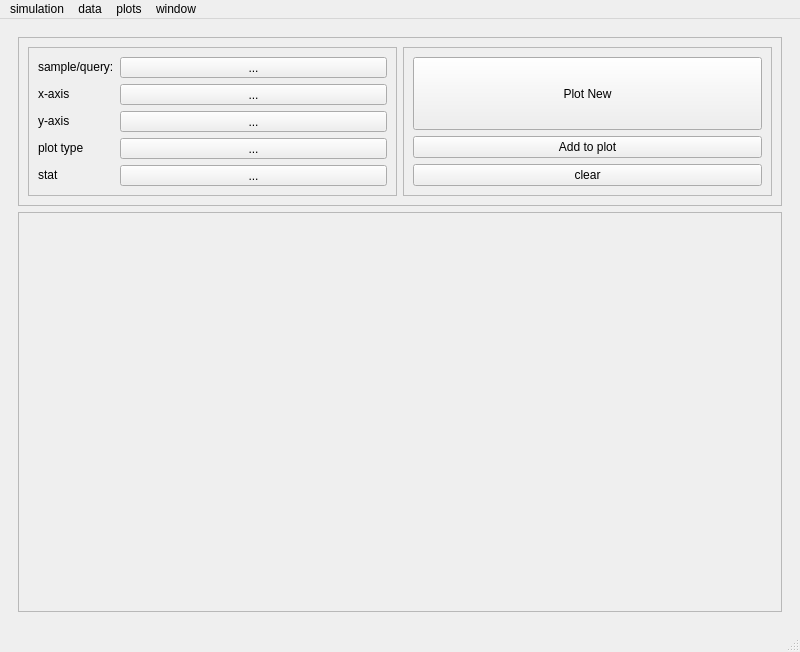
Old version of the form psychsim-gui-main.ui in the repository usc-psychsim/psychsim-eval-gui.
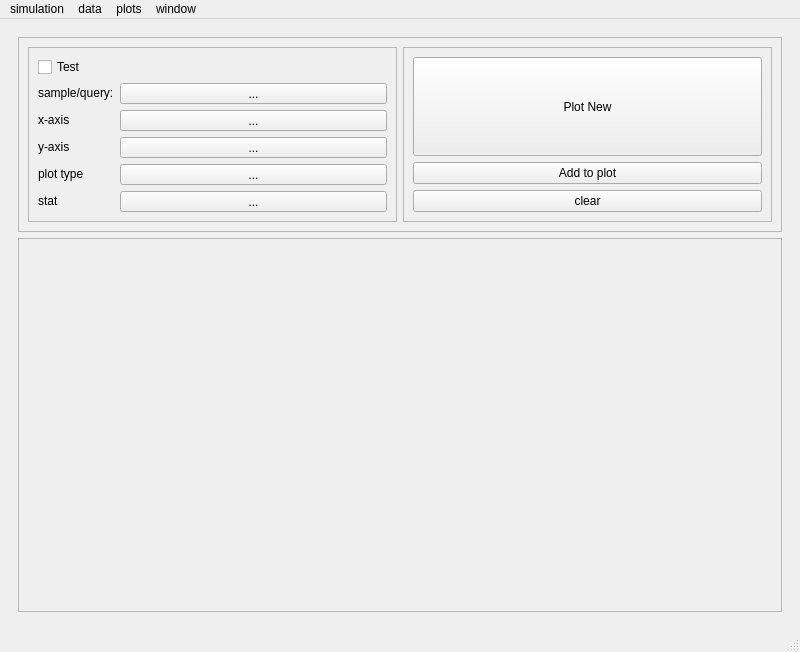
New version of the form. The open tabs and pages were chosen to show the change.

Commit message: Add test data and plot

The edit to the form file:
```diff
--- a/psychsim-gui-main.ui
+++ b/psychsim-gui-main.ui
@@ -676,7 +676,20 @@
               <enum>QFrame::Raised</enum>
              </property>
              <layout class="QGridLayout" name="gridLayout">
-              <item row="3" column="0">
+              <item row="4" column="1">
+               <widget class="QToolButton" name="plot_type">
+                <property name="sizePolicy">
+                 <sizepolicy hsizetype="Preferred" vsizetype="Fixed">
+                  <horstretch>0</horstretch>
+                  <verstretch>0</verstretch>
+                 </sizepolicy>
+                </property>
+                <property name="text">
+                 <string>...</string>
+                </property>
+               </widget>
+              </item>
+              <item row="4" column="0">
                <widget class="QLabel" name="label_20">
                 <property name="sizePolicy">
                  <sizepolicy hsizetype="Preferred" vsizetype="Fixed">
@@ -689,8 +702,8 @@
                 </property>
                </widget>
               </item>
-              <item row="2" column="1">
-               <widget class="QToolButton" name="plot_y">
+              <item row="1" column="1">
+               <widget class="QToolButton" name="plot_query">
                 <property name="sizePolicy">
                  <sizepolicy hsizetype="Preferred" vsizetype="Fixed">
                   <horstretch>0</horstretch>
@@ -703,7 +716,7 @@
                </widget>
               </item>
               <item row="3" column="1">
-               <widget class="QToolButton" name="plot_type">
+               <widget class="QToolButton" name="plot_y">
                 <property name="sizePolicy">
                  <sizepolicy hsizetype="Preferred" vsizetype="Fixed">
                   <horstretch>0</horstretch>
@@ -715,7 +728,7 @@
                 </property>
                </widget>
               </item>
-              <item row="2" column="0">
+              <item row="3" column="0">
                <widget class="QLabel" name="label_21">
                 <property name="sizePolicy">
                  <sizepolicy hsizetype="Preferred" vsizetype="Fixed">
@@ -728,20 +741,7 @@
                 </property>
                </widget>
               </item>
-              <item row="1" column="1">
-               <widget class="QToolButton" name="plot_x">
-                <property name="sizePolicy">
-                 <sizepolicy hsizetype="Preferred" vsizetype="Fixed">
-                  <horstretch>0</horstretch>
-                  <verstretch>0</verstretch>
-                 </sizepolicy>
-                </property>
-                <property name="text">
-                 <string>...</string>
-                </property>
-               </widget>
-              </item>
-              <item row="4" column="1">
+              <item row="5" column="1">
                <widget class="QToolButton" name="plot_stat">
                 <property name="sizePolicy">
                  <sizepolicy hsizetype="Preferred" vsizetype="Fixed">
@@ -754,33 +754,7 @@
                 </property>
                </widget>
               </item>
-              <item row="0" column="1">
-               <widget class="QToolButton" name="plot_query">
-                <property name="sizePolicy">
-                 <sizepolicy hsizetype="Preferred" vsizetype="Fixed">
-                  <horstretch>0</horstretch>
-                  <verstretch>0</verstretch>
-                 </sizepolicy>
-                </property>
-                <property name="text">
-                 <string>...</string>
-                </property>
-               </widget>
-              </item>
-              <item row="4" column="0">
-               <widget class="QLabel" name="label_22">
-                <property name="sizePolicy">
-                 <sizepolicy hsizetype="Preferred" vsizetype="Fixed">
-                  <horstretch>0</horstretch>
-                  <verstretch>0</verstretch>
-                 </sizepolicy>
-                </property>
-                <property name="text">
-                 <string>stat</string>
-                </property>
-               </widget>
-              </item>
-              <item row="0" column="0">
+              <item row="1" column="0">
                <widget class="QLabel" name="label_23">
                 <property name="sizePolicy">
                  <sizepolicy hsizetype="Fixed" vsizetype="Fixed">
@@ -793,7 +767,20 @@
                 </property>
                </widget>
               </item>
-              <item row="1" column="0">
+              <item row="5" column="0">
+               <widget class="QLabel" name="label_22">
+                <property name="sizePolicy">
+                 <sizepolicy hsizetype="Preferred" vsizetype="Fixed">
+                  <horstretch>0</horstretch>
+                  <verstretch>0</verstretch>
+                 </sizepolicy>
+                </property>
+                <property name="text">
+                 <string>stat</string>
+                </property>
+               </widget>
+              </item>
+              <item row="2" column="0">
                <widget class="QLabel" name="label_24">
                 <property name="sizePolicy">
                  <sizepolicy hsizetype="Preferred" vsizetype="Fixed">
@@ -806,6 +793,26 @@
                 </property>
                </widget>
               </item>
+              <item row="2" column="1">
+               <widget class="QToolButton" name="plot_x">
+                <property name="sizePolicy">
+                 <sizepolicy hsizetype="Preferred" vsizetype="Fixed">
+                  <horstretch>0</horstretch>
+                  <verstretch>0</verstretch>
+                 </sizepolicy>
+                </property>
+                <property name="text">
+                 <string>...</string>
+                </property>
+               </widget>
+              </item>
+              <item row="0" column="0">
+               <widget class="QCheckBox" name="test_check">
+                <property name="text">
+                 <string>Test</string>
+                </property>
+               </widget>
+              </item>
              </layout>
             </widget>
            </item>
```
The commit also changes 1 other file.
